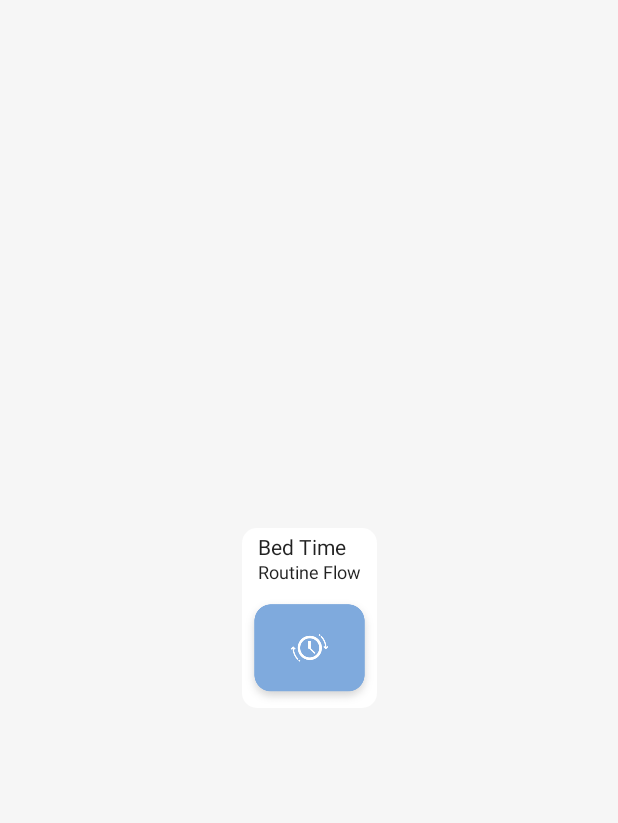
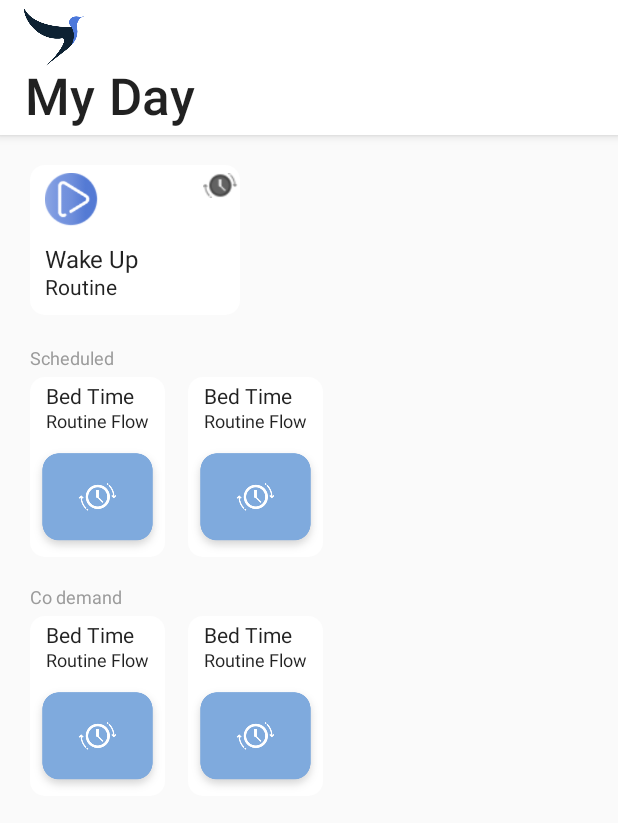
Before and after one commit to PGautam27/UI-Screens2, an Android app built with Jetpack Compose: the screen it shows after launch (MainActivity), on a phone screen of 412 x 824 dp. Shown: the top 823 px of the screen. Run offline under Robolectric (Android 15) with nearby library versions, the phone set to English and light mode, and no system bars.

Commit message:
Screens 2

```diff
--- a/app/src/main/java/com/example/pupps/MainActivity.kt
+++ b/app/src/main/java/com/example/pupps/MainActivity.kt
@@ -12,6 +12,8 @@ import androidx.compose.ui.Modifier
 import androidx.compose.ui.tooling.preview.Preview
 import com.example.pupps.composable.Analysis
 import com.example.pupps.percieverance.combosables.MyDay
+import com.example.pupps.percieverance.components.Cog
+import com.example.pupps.percieverance.components.WakeUp
 import com.example.pupps.percieverance.components.scheduledCard
 import com.example.pupps.ui.theme.PuppsTheme
 
@@ -20,7 +22,7 @@ class MainActivity : ComponentActivity() {
         super.onCreate(savedInstanceState)
         setContent {
             PuppsTheme {
-                scheduledCard()
+                MyDay()
             }
         }
     }
--- a/app/src/main/java/com/example/pupps/percieverance/combosables/MyDay.kt
+++ b/app/src/main/java/com/example/pupps/percieverance/combosables/MyDay.kt
@@ -2,7 +2,6 @@ package com.example.pupps.percieverance.combosables
 
 import androidx.compose.foundation.Image
 import androidx.compose.foundation.layout.*
-import androidx.compose.foundation.lazy.LazyRow
 import androidx.compose.material.Text
 import androidx.compose.material.TopAppBar
 import androidx.compose.runtime.Composable
@@ -15,6 +14,8 @@ import androidx.compose.ui.text.style.TextAlign
 import androidx.compose.ui.unit.dp
 import androidx.compose.ui.unit.sp
 import com.example.pupps.R
+import com.example.pupps.percieverance.components.WakeUp
+import com.example.pupps.percieverance.components.scheduledCard
 
 @Composable
 fun MyDay() {
@@ -41,22 +42,33 @@ fun MyDay() {
                 .height(90.dp)
         )
         Spacer(modifier = Modifier.height(20.dp))
-        LazyRow(modifier = Modifier
-            .fillMaxWidth()
-            .height(130.dp)){
-            item {
-                Image(painter = painterResource(id = R.drawable.bed), contentDescription = null)
-            }
+        Row(horizontalArrangement = Arrangement.Start, verticalAlignment = Alignment.CenterVertically, modifier = Modifier.fillMaxWidth()) {
+            Spacer(modifier = Modifier.width(20.dp))
+            WakeUp()
         }
         Spacer(modifier = Modifier.height(22.dp))
-        Text(text = "Scheduled", style = TextStyle(color = Color(0xFF9B9B9B), fontSize = 12.sp))
-        Spacer(modifier = Modifier.height(2.dp))
-        LazyRow(modifier = Modifier
-            .fillMaxWidth()
-            .height(130.dp)){
-            item {
-
-            }
+        Row(horizontalArrangement = Arrangement.Start, verticalAlignment = Alignment.CenterVertically, modifier = Modifier.fillMaxWidth()) {
+            Spacer(modifier = Modifier.width(20.dp))
+            Text(text = "Scheduled", style = TextStyle(color = Color(0xFF9B9B9B), fontSize = 12.sp), textAlign = TextAlign.Start)
+        }
+        Spacer(modifier = Modifier.height(5.dp))
+        Row(horizontalArrangement = Arrangement.Start, verticalAlignment = Alignment.CenterVertically, modifier = Modifier.fillMaxWidth()) {
+            Spacer(modifier = Modifier.width(20.dp))
+            scheduledCard()
+            Spacer(modifier = Modifier.width(15.dp))
+            scheduledCard()
+        }
+        Spacer(modifier = Modifier.height(20.dp))
+        Row(horizontalArrangement = Arrangement.Start, verticalAlignment = Alignment.CenterVertically, modifier = Modifier.fillMaxWidth()) {
+            Spacer(modifier = Modifier.width(20.dp))
+            Text(text = "Co demand", style = TextStyle(color = Color(0xFF9B9B9B), fontSize = 12.sp), textAlign = TextAlign.Start)
+        }
+        Spacer(modifier = Modifier.height(5.dp))
+        Row(horizontalArrangement = Arrangement.Start, verticalAlignment = Alignment.CenterVertically, modifier = Modifier.fillMaxWidth()) {
+            Spacer(modifier = Modifier.width(20.dp))
+            scheduledCard()
+            Spacer(modifier = Modifier.width(15.dp))
+            scheduledCard()
         }
     }
 }
--- a/app/src/main/java/com/example/pupps/percieverance/components/WakeUp.kt
+++ b/app/src/main/java/com/example/pupps/percieverance/components/WakeUp.kt
@@ -4,11 +4,10 @@ import androidx.compose.foundation.Image
 import androidx.compose.foundation.background
 import androidx.compose.foundation.clickable
 import androidx.compose.foundation.layout.*
+import androidx.compose.foundation.layout.Arrangement.Top
 import androidx.compose.foundation.shape.RoundedCornerShape
 import androidx.compose.material.Text
 import androidx.compose.runtime.Composable
-import androidx.compose.runtime.mutableStateOf
-import androidx.compose.runtime.remember
 import androidx.compose.ui.Alignment
 import androidx.compose.ui.Modifier
 import androidx.compose.ui.draw.clip
@@ -21,71 +20,46 @@ import androidx.compose.ui.unit.sp
 import com.example.pupps.R
 
 @Composable
-fun scheduledCard() {
-    val textVisibility = remember {
-        mutableStateOf(true)
-    }
-    Column(
-        modifier = Modifier
-            .fillMaxSize()
-            .background(Color(0xBCF6F6F6)),
-        verticalArrangement = Arrangement.Center,
-        horizontalAlignment = Alignment.CenterHorizontally
-    ) {
+fun WakeUp() {
+
     Box(
         modifier = Modifier
-                .height(120.dp)
-                .width(90.dp)
+            .height(100.dp)
+            .width(140.dp)
             .clip(RoundedCornerShape(10.dp))
             .background(Color.White)
     ) {
-            if (textVisibility.value){
-                Text(
-                    text = AnnotatedString(
-                        text = "Bed Time",
-                        spanStyle = SpanStyle(fontSize = 14.sp)
-                    ).plus(
-                        AnnotatedString(
-                            text = "\nRoutine Flow",
-                            spanStyle = SpanStyle(fontSize = 12.sp)
+        Row(
+            verticalAlignment = Alignment.Top,
+            horizontalArrangement = Arrangement.Start,
+            modifier = Modifier.fillMaxWidth()
+        ) {
+            Image(painter = painterResource(id = R.drawable.play),
+                contentDescription = null,
+                modifier = Modifier
+                    .size(45.dp)
+                    .padding(start = 10.dp)
+                    .clickable { }
             )
-                    ),
-                    modifier = Modifier.align(Alignment.TopCenter).padding(top = 5.dp)
+            Image(painter = painterResource(id = R.drawable.time),
+                contentDescription = null,
+                modifier = Modifier
+                    .padding(start = 70.dp)
+                    .width(23.dp)
+                    .height(23.dp)
+                    .padding(top = 4.dp)
+                    .clickable { }
             )
         }
-            if (!textVisibility.value){
-                Image(painter = painterResource(id = R.drawable.bed), contentDescription = null, modifier = Modifier
-                    .width(200.dp)
-                    .height(85.dp)
-                    .align(Alignment.TopCenter)
-                    .clickable { textVisibility.value = true}
+        Text(
+            AnnotatedString(text = "Wake Up", spanStyle = SpanStyle(fontSize = 16.sp)).plus(
+                AnnotatedString("\nRoutine", spanStyle = SpanStyle(fontSize = 14.sp))
+            ), modifier = Modifier
+                .align(
+                    Alignment.BottomStart
                 )
-            }
-            if (!textVisibility.value){
-                Text(
-                    text = AnnotatedString(
-                        text = "Bed Time",
-                        spanStyle = SpanStyle(fontSize = 14.sp)
-                    ).plus(
-                        AnnotatedString(
-                            text = "\n\tRoutine",
-                            spanStyle = SpanStyle(fontSize = 12.sp)
-                        )
-                    ),
-                    modifier = Modifier
-                        .align(Alignment.BottomCenter)
-                        .padding(bottom = 7.dp)
+                .padding(10.dp)
         )
     }
 
-            if (textVisibility.value){
-                Image(painter = painterResource(id = R.drawable.bed), contentDescription = null, modifier = Modifier
-                    .width(200.dp)
-                    .height(75.dp)
-                    .align(Alignment.BottomCenter)
-                    .clickable {textVisibility.value = false }
-                )
 }
-        }
-    }
-}
--- /dev/null
+++ b/app/src/main/java/com/example/pupps/percieverance/components/scheduler.kt
@@ -0,0 +1,89 @@
+package com.example.pupps.percieverance.components
+
+import androidx.compose.foundation.Image
+import androidx.compose.foundation.background
+import androidx.compose.foundation.clickable
+import androidx.compose.foundation.layout.*
+import androidx.compose.foundation.shape.RoundedCornerShape
+import androidx.compose.material.Text
+import androidx.compose.runtime.Composable
+import androidx.compose.runtime.mutableStateOf
+import androidx.compose.runtime.remember
+import androidx.compose.ui.Alignment
+import androidx.compose.ui.Modifier
+import androidx.compose.ui.draw.clip
+import androidx.compose.ui.graphics.Color
+import androidx.compose.ui.res.painterResource
+import androidx.compose.ui.text.AnnotatedString
+import androidx.compose.ui.text.SpanStyle
+import androidx.compose.ui.unit.dp
+import androidx.compose.ui.unit.sp
+import com.example.pupps.R
+
+@Composable
+fun scheduledCard() {
+    val textVisibility = remember {
+        mutableStateOf(true)
+    }
+    Box(
+        modifier = Modifier
+            .height(120.dp)
+            .width(90.dp)
+            .clip(RoundedCornerShape(10.dp))
+            .background(Color.White)
+    ) {
+        if (textVisibility.value) {
+            Text(
+                text = AnnotatedString(
+                    text = "Bed Time",
+                    spanStyle = SpanStyle(fontSize = 14.sp)
+                ).plus(
+                    AnnotatedString(
+                        text = "\nRoutine Flow",
+                        spanStyle = SpanStyle(fontSize = 12.sp)
+                    )
+                ),
+                modifier = Modifier
+                    .align(Alignment.TopCenter)
+                    .padding(top = 5.dp)
+            )
+        }
+        if (!textVisibility.value) {
+            Image(painter = painterResource(id = R.drawable.bed),
+                contentDescription = null,
+                modifier = Modifier
+                    .width(200.dp)
+                    .height(85.dp)
+                    .align(Alignment.TopCenter)
+                    .clickable { textVisibility.value = true }
+            )
+        }
+        if (!textVisibility.value) {
+            Text(
+                text = AnnotatedString(
+                    text = "Bed Time",
+                    spanStyle = SpanStyle(fontSize = 14.sp)
+                ).plus(
+                    AnnotatedString(
+                        text = "\n\tRoutine",
+                        spanStyle = SpanStyle(fontSize = 12.sp)
+                    )
+                ),
+                modifier = Modifier
+                    .align(Alignment.BottomCenter)
+                    .padding(bottom = 7.dp)
+            )
+        }
+
+        if (textVisibility.value) {
+            Image(painter = painterResource(id = R.drawable.bed),
+                contentDescription = null,
+                modifier = Modifier
+                    .width(200.dp)
+                    .height(75.dp)
+                    .align(Alignment.BottomCenter)
+                    .clickable { textVisibility.value = false }
+            )
+        }
+    }
+}
```
Also changed, not shown: app/src/main/java/com/example/pupps/percieverance/components/cog.kt (added, +31 -0 lines), app/src/main/res/drawable/play.png (added), app/src/main/res/drawable/time.png (added). Lines whose indentation alone changed are shown as unchanged.
